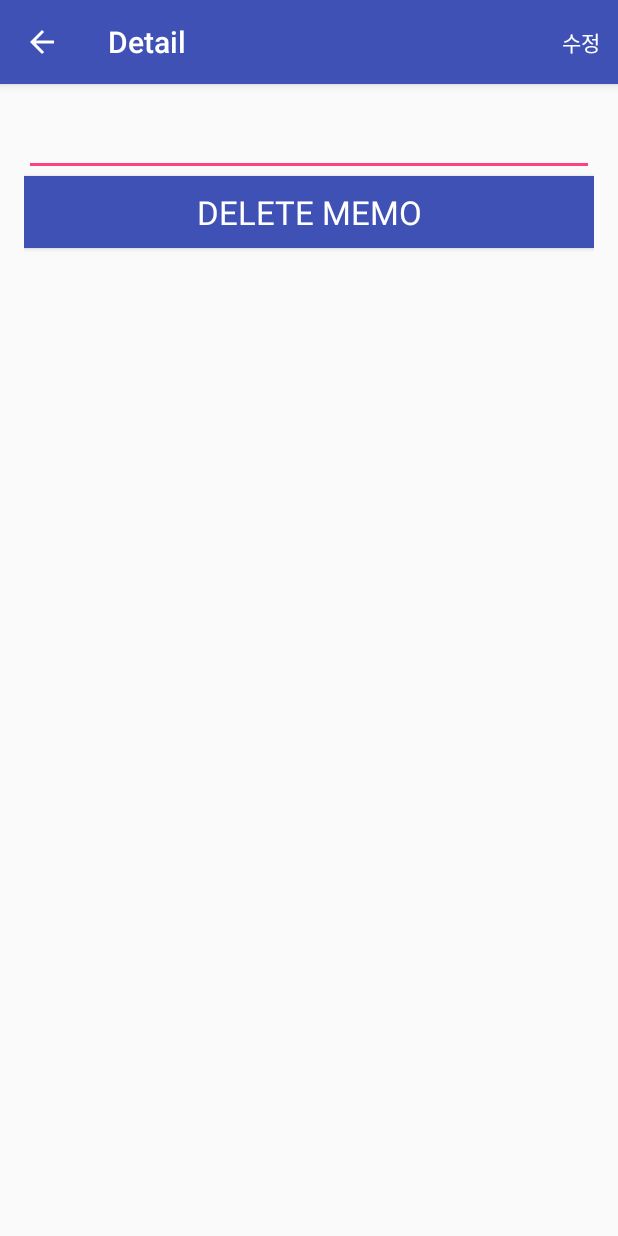
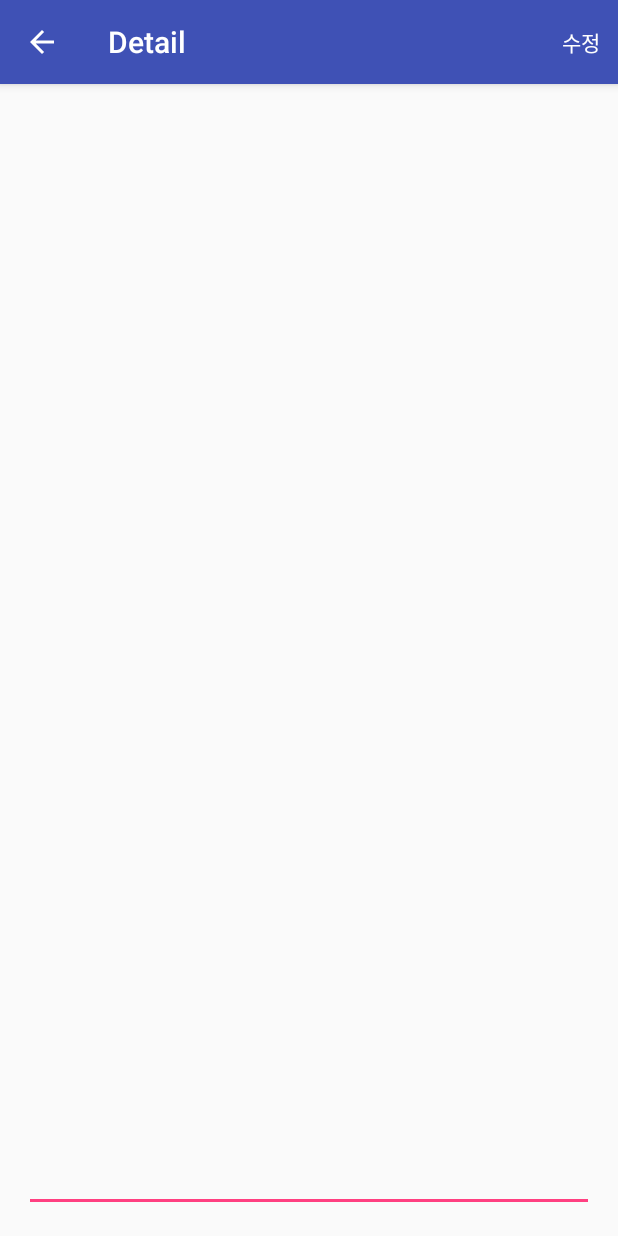
Before and after one commit to BokDaHoon/boostcamp_neverdie, an Android app: the DetailActivity screen opened directly, with no data from a screen before it, on a phone screen of 412 x 824 dp. Run offline under Robolectric (Android 15) with nearby library versions, the phone set to English and light mode, and no system bars; 1 statement that could not run was skipped.

Commit message:
upgrade edittext ui

```diff
--- a/Memo/app/src/main/res/layout/activity_add.xml
+++ b/Memo/app/src/main/res/layout/activity_add.xml
@@ -15,8 +15,8 @@
         android:id="@+id/et_memo"
         android:inputType="textMultiLine"
         android:scrollbars="vertical"
+        android:gravity="top"
         android:layout_width="match_parent"
-        android:layout_height="wrap_content"
-        />
+        android:layout_height="match_parent" />
 
 </RelativeLayout>
--- a/Memo/app/src/main/res/layout/activity_detail.xml
+++ b/Memo/app/src/main/res/layout/activity_detail.xml
@@ -13,8 +13,9 @@
         android:id="@+id/et_memo"
         android:inputType="textMultiLine"
         android:scrollbars="vertical"
+        android:gravity="top"
         android:layout_width="match_parent"
-        android:layout_height="wrap_content"
+        android:layout_height="match_parent"
         />
 
     <Button
```
